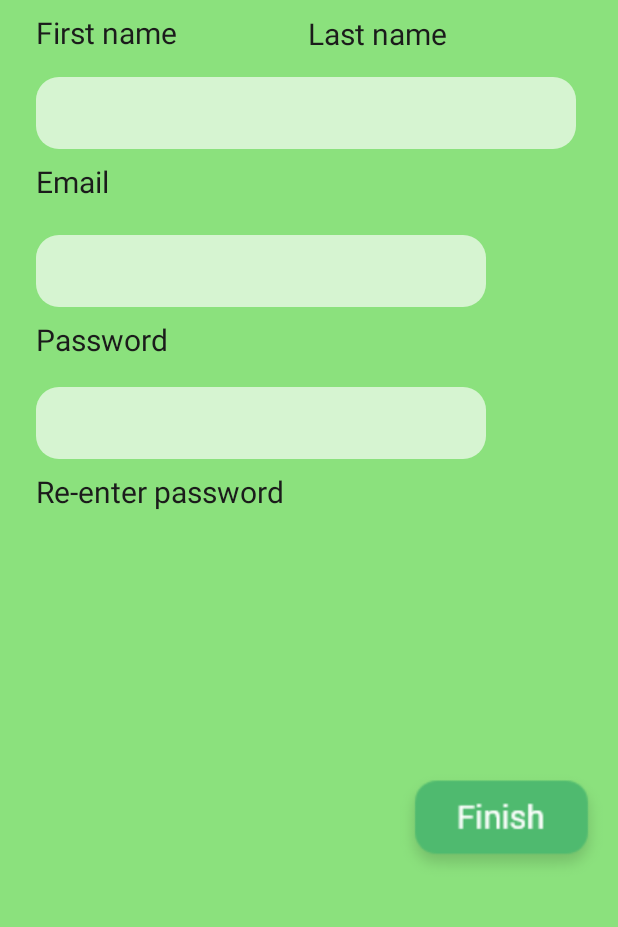
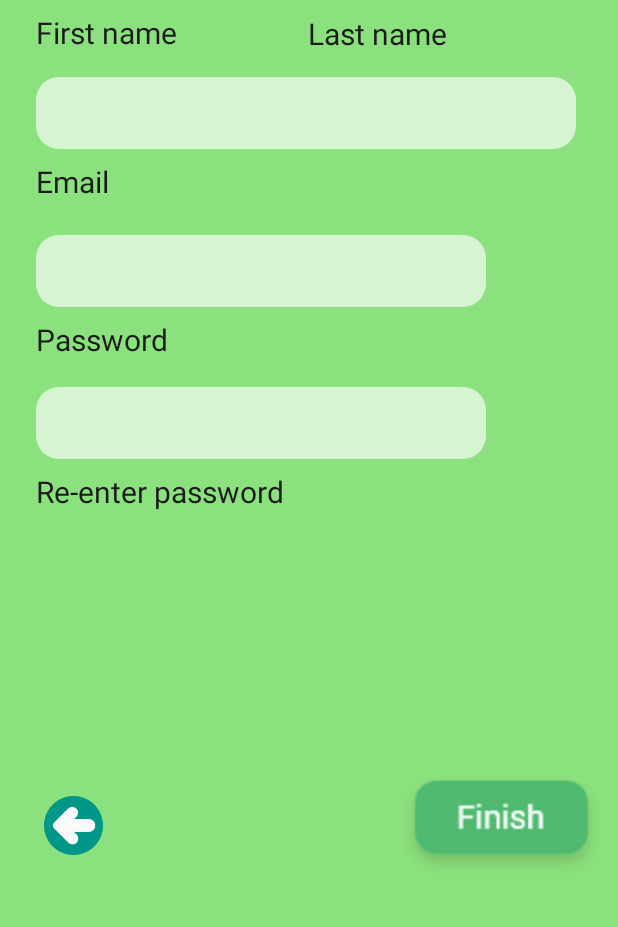
Before and after one commit to anhnguyen515/AppMusicOnline, an Android app: the SignUpActivity screen opened directly, with no data from a screen before it, on a phone screen of 412 x 824 dp, the part 306-1233 px from its top. Run offline under Robolectric (Android 15) with nearby library versions, the phone set to English and light mode, and no system bars.

Commit message:
adjust login screen, signup screen

```diff
--- a/app/src/main/java/com/example/appmusiconline/Activity/LoginActivity.java
+++ b/app/src/main/java/com/example/appmusiconline/Activity/LoginActivity.java
@@ -65,6 +65,9 @@ public class LoginActivity extends AppCompatActivity {
             public void onResponse(Call<String> call, Response<String> response) {
                 String a = response.body().trim();
                 Log.d("USER123", a + "hello");
+                if (edtUsername.getText().toString().trim().length() == 0 || edtPass.getText().toString().trim().length() == 0) {
+                    Toast.makeText(LoginActivity.this, "Incorrect username or password.\nPlease try again or Skip.", Toast.LENGTH_SHORT).show();
+                } else {
                     if (a.contains("THAT")) {
 
                         checkUser = false;
@@ -73,6 +76,7 @@ public class LoginActivity extends AppCompatActivity {
                         checkUser = true;
                         Intent intent = new Intent(LoginActivity.this, TrangchuActivity.class);
                         startActivity(intent);
+                    }
                 }
             }
 
--- a/app/src/main/java/com/example/appmusiconline/Activity/SignUpActivity.java
+++ b/app/src/main/java/com/example/appmusiconline/Activity/SignUpActivity.java
@@ -5,6 +5,7 @@ import android.os.Bundle;
 import android.util.Log;
 import android.view.View;
 import android.widget.EditText;
+import android.widget.ImageButton;
 import android.widget.ImageView;
 import android.widget.Toast;
 
@@ -22,6 +23,7 @@ public class SignUpActivity extends AppCompatActivity {
 
     EditText edtFirstName , edtLastName , edtEmail , edtRepeatPassword , edtPassword ;
     ImageView btnFisnish ;
+    ImageButton btnBack;
     @Override
     protected void onCreate(Bundle savedInstanceState) {
         super.onCreate(savedInstanceState);
@@ -32,8 +34,8 @@ public class SignUpActivity extends AppCompatActivity {
         btnFisnish.setOnClickListener(new View.OnClickListener() {
             @Override
             public void onClick(View v) {
-                if (edtEmail.getText().toString() == "" && edtPassword.getText().toString() == "" &&
-                        edtPassword.getText().toString() != edtRepeatPassword.getText().toString() ) {
+                if (edtEmail.getText().toString().length() == 0 || edtPassword.getText().toString().length() == 0 ||
+                        !edtPassword.getText().toString().equals(edtRepeatPassword.getText().toString())) {
                     Toast.makeText(SignUpActivity.this, "Please check forms again", Toast.LENGTH_SHORT).show();
                 }
                 else {
@@ -45,6 +47,15 @@ public class SignUpActivity extends AppCompatActivity {
             }
 
 
+        });
+
+        btnBack.setOnClickListener(new View.OnClickListener() {
+            @Override
+            public void onClick(View view) {
+                Intent intent = new Intent(SignUpActivity.this, LoginActivity.class);
+                startActivity(intent);
+                overridePendingTransition(R.anim.anim_enter_left, R.anim.anim_exit_right);
+            }
         });
     }
 
@@ -72,5 +83,6 @@ public class SignUpActivity extends AppCompatActivity {
         edtRepeatPassword = (EditText) findViewById(R.id.againpassword) ;
         edtPassword = (EditText) findViewById(R.id.password) ;
         btnFisnish = (ImageView) findViewById(R.id.btnFinish);
+        btnBack = findViewById(R.id.btnBack);
     }
 }
--- /dev/null
+++ b/app/src/main/res/anim/anim_enter_left.xml
@@ -0,0 +1,7 @@
+<?xml version="1.0" encoding="utf-8"?>
+<set xmlns:android="http://schemas.android.com/apk/res/android">
+    <translate
+        android:duration="400"
+        android:fromXDelta="-100%p"
+        android:toXDelta="0" />
+</set>
--- /dev/null
+++ b/app/src/main/res/anim/anim_exit_right.xml
@@ -0,0 +1,7 @@
+<?xml version="1.0" encoding="utf-8"?>
+<set xmlns:android="http://schemas.android.com/apk/res/android">
+    <translate
+        android:duration="400"
+        android:fromXDelta="0"
+        android:toXDelta="100%p" />
+</set>
--- a/app/src/main/res/layout/activity_signup.xml
+++ b/app/src/main/res/layout/activity_signup.xml
@@ -167,5 +167,18 @@
         app:layout_constraintBottom_toBottomOf="parent"
         app:layout_constraintRight_toRightOf="parent" />
 
+    <ImageButton
+        android:id="@+id/btnBack"
+        android:layout_width="50dp"
+        android:layout_height="50dp"
+        android:adjustViewBounds="true"
+        android:background="@drawable/selector"
+        android:padding="5dp"
+        android:scaleType="fitCenter"
+        android:src="@drawable/left_arrow"
+        app:layout_constraintBottom_toBottomOf="@+id/btnFinish"
+        app:layout_constraintStart_toStartOf="@+id/rewrite"
+        app:layout_constraintTop_toTopOf="@+id/btnFinish" />
+
 
 </androidx.constraintlayout.widget.ConstraintLayout>
```
Also changed, not shown: app/src/main/res/layout/activity_login.xml (+4 -3 lines), app/src/main/res/drawable-v24/left_arrow.png (added), app/src/main/res/drawable-v24/right_arrow.png, app/src/main/res/drawable-v24/skip.png. Lines whose indentation alone changed are shown as unchanged.
